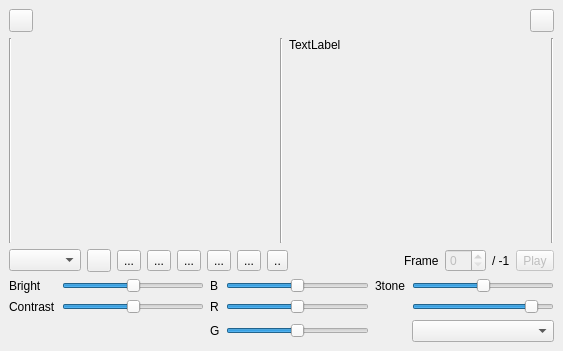
Above: mainwin.ui from samstyle/scrconv before the change. Below: the same form after it.
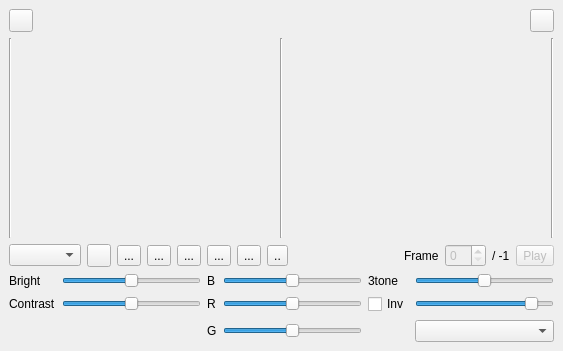
That is the form after the change. Icons and pictures are not drawn. Custom widgets are drawn as their Qt base class.

Commit message: build 20170803 [+] Invert tritone grid option [+] Shift+mouse drag & Ctrl+mouse drag

The edit to the form file:
```diff
--- a/mainwin.ui
+++ b/mainwin.ui
@@ -129,7 +129,7 @@
          </size>
         </property>
         <property name="text">
-         <string>TextLabel</string>
+         <string/>
         </property>
         <property name="alignment">
          <set>Qt::AlignLeading|Qt::AlignLeft|Qt::AlignTop</set>
@@ -460,6 +460,13 @@
       <item row="3" column="5">
        <widget class="QComboBox" name="cbTriType"/>
       </item>
+      <item row="2" column="4">
+       <widget class="QCheckBox" name="cbInvertGrid">
+        <property name="text">
+         <string>Inv</string>
+        </property>
+       </widget>
+      </item>
      </layout>
     </item>
    </layout>
```
The commit also changes 2 other files.
